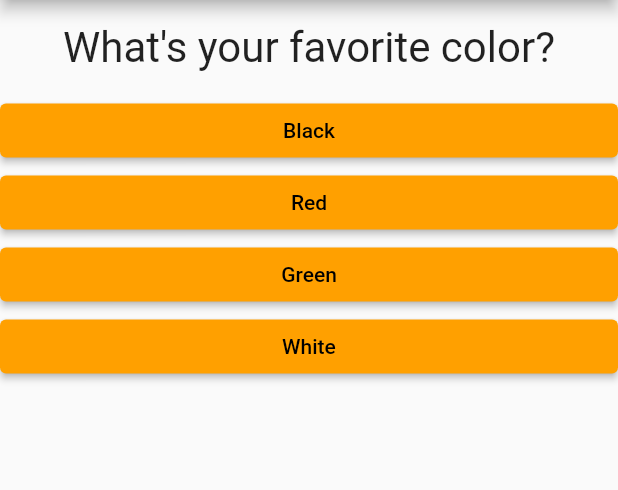
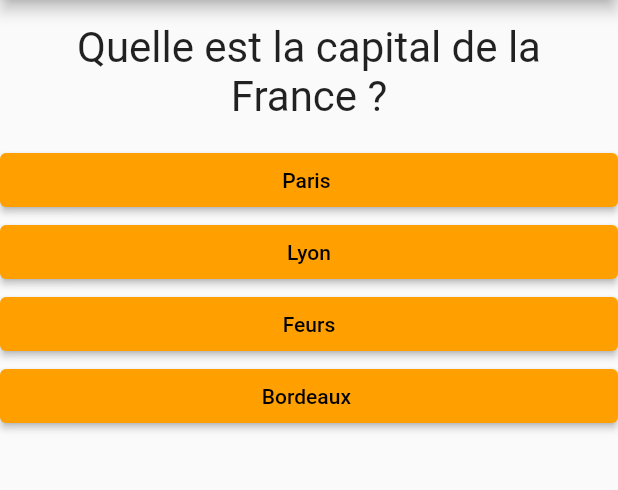
Before and after one commit to YohannDuboeuf/flutter-quiz, a Flutter app: the screen it shows after launch, on a phone screen of 412 x 824 dp, the part 84-574 px from its top. Run offline on Flutter 3.47's test engine with Material 2 defaults, Android fonts, the phone set to English and light mode, and no system bars.

Commit message:
Change questions

```diff
--- a/lib/main.dart
+++ b/lib/main.dart
@@ -27,30 +27,30 @@ class _MyAPPState extends State<MyAPP> {
 
   final _questions = [
     {
-      'questionText': 'What\'s your favorite color?',
+      'questionText': 'Quelle est la capital de la France ?',
       'answers': [
-        {'text': 'Black', 'score': 5},
-        {'text': 'Red', 'score': 3},
-        {'text': 'Green', 'score': 2},
-        {'text': 'White', 'score': 1},
+        {'text': 'Paris ', 'score': 1},
+        {'text': 'Lyon', 'score': 0},
+        {'text': 'Feurs', 'score': 0},
+        {'text': 'Bordeaux ', 'score': 0},
       ],
     },
     {
-      'questionText': 'What\'s your favorite animal?',
+      'questionText': 'Quelle est la capital du Canada ?',
       'answers': [
-        {'text': 'Cat', 'score': 5},
-        {'text': 'Dog', 'score': 3},
-        {'text': 'Rabbit', 'score': 2},
-        {'text': 'Lion', 'score': 1},
+        {'text': 'Montréal', 'score': 0},
+        {'text': 'Vancouver', 'score': 0},
+        {'text': 'Ottawa', 'score': 1},
+        {'text': 'Toronto', 'score': 0},
       ],
     },
     {
-      'questionText': 'What\'s your favorite sport?',
+      'questionText': 'Quelle est la capital des États-Unis ?',
       'answers': [
-        {'text': 'Foot', 'score': 5},
-        {'text': 'Rugby', 'score': 3},
-        {'text': 'Boxe', 'score': 2},
-        {'text': 'Course', 'score': 1},
+        {'text': 'New York', 'score': 0},
+        {'text': 'Washington', 'score': 1},
+        {'text': 'Las vegas', 'score': 0},
+        {'text': 'Los Angeles', 'score': 0},
       ],
     },
   ];
--- a/lib/result.dart
+++ b/lib/result.dart
@@ -9,9 +9,9 @@ class Result extends StatelessWidget {
   String get resusltPhrase {
     var resultText = 'You did it';
 
-    if (resultScore >= 8) {
+    if (resultScore == 3) {
       resultText = 'You have a great score !';
-    } else if (resultScore >= 10) {
+    } else if (resultScore == 2) {
       resultText = "Really good score !!";
     } else {
       resultText = "You are bad ...";
```
